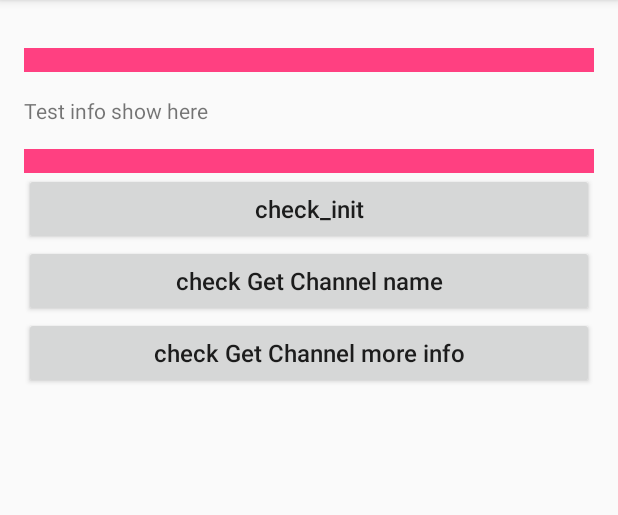
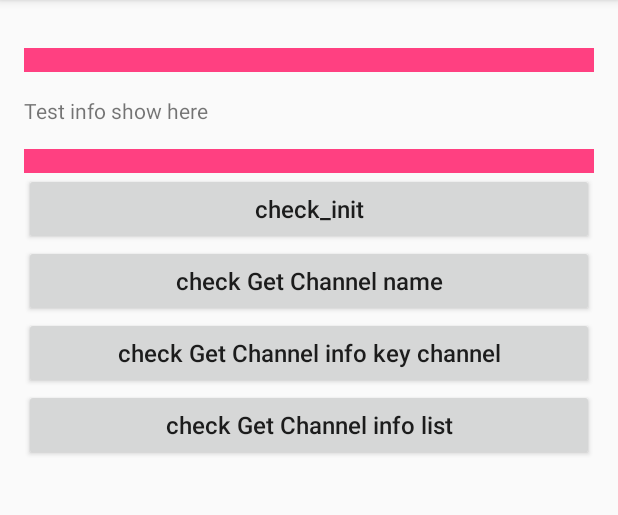
Before and after one commit to MDL-Sinlov/MDL_Android-Multi-Package, an Android app: the screen it shows after launch (MainActivity), on a phone screen of 412 x 824 dp, the part 84-599 px from its top. Run offline under Robolectric (Android 15) with nearby library versions, the phone set to English and light mode, and no system bars; our stand-ins replace ButterKnife.

Commit message:
version 0.1.1 for show full info

```diff
--- a/app/src/main/res/layout/activity_main.xml
+++ b/app/src/main/res/layout/activity_main.xml
@@ -45,9 +45,14 @@
             android:text="check Get Channel name" />
 
         <Button
-            android:id="@+id/btn_main_get_channel_properties"
+            android:id="@+id/btn_main_get_channel_more_info_by_key"
             style="@style/Sinlov.Button.Menu.MW"
-            android:text="check Get Channel more info" />
+            android:text="check Get Channel info key channel" />
+
+        <Button
+            android:id="@+id/btn_main_get_channel_more_info_list"
+            style="@style/Sinlov.Button.Menu.MW"
+            android:text="check Get Channel info list" />
     </LinearLayout>
 
 </ScrollView>
--- a/gradle.properties
+++ b/gradle.properties
@@ -17,7 +17,7 @@
 # http://www.gradle.org/docs/current/userguide/multi_project_builds.html#sec:decoupled_projects
 org.gradle.parallel=true
 
-VERSION_NAME=0.0.1
+VERSION_NAME=0.1.1
 VERSION_CODE=1
 ANDROID_COMPILE_SDK_VERSION = 23
 ANDROID_BUILD_TOOLS_VERSION = 23.0.3
--- a/multipackage/build.gradle
+++ b/multipackage/build.gradle
@@ -21,6 +21,7 @@ android {
 dependencies {
     // compile fileTree(dir: 'libs', include: ['*.jar'])
     testCompile 'junit:junit:4.12'
+    compile 'com.android.support:support-annotations:23.1.1'
 }
 
 // uploadArchives without javadoc
```
Also changed, not shown: app/src/main/java/mdl/sinlov/android/demo/multipackage/MainActivity.java (+36 -8 lines), multipackage/src/main/java/mdl/sinlov/multipackage/ChannelContent.java (+20 -2 lines).
